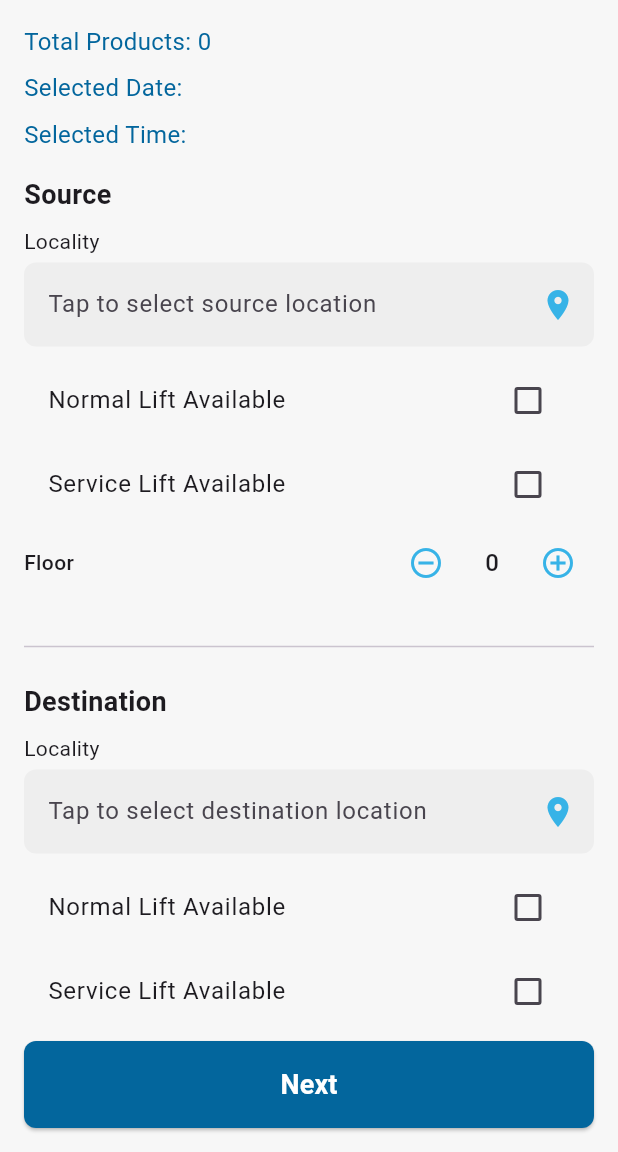
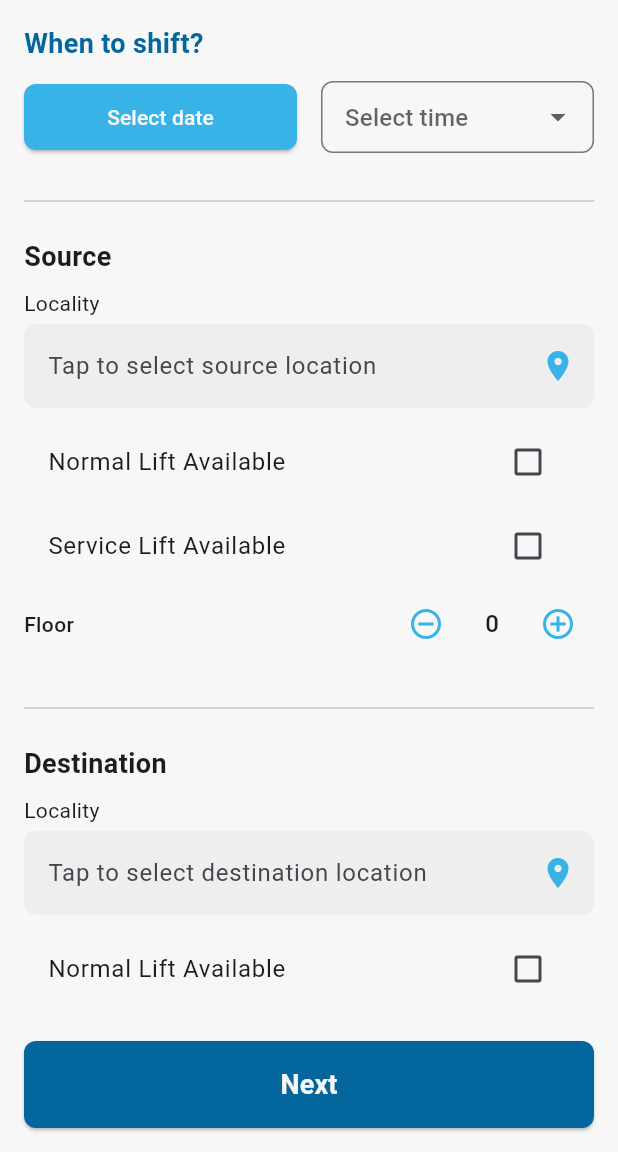
Before and after one commit to supekarsuraj/new_packers_application, a Flutter app: the LocationSelectionScreen screen opened directly with empty values, on a phone screen of 412 x 824 dp, the part 84-1236 px from its top. Run offline on Flutter 3.47's test engine with Material 3 defaults, Android fonts, the phone set to English and light mode, and no system bars; our stand-ins replace fluttertoast, geocoding, geolocator, google_maps_flutter; Roboto replaces fonts that are missing (Poppins).

Commit message:
date time change
all-post-methods

```diff
--- a/lib/lib/views/location_selection_screen.dart
+++ b/lib/lib/views/location_selection_screen.dart
@@ -4,7 +4,6 @@ import 'package:geocoding/geocoding.dart';
 import 'package:google_maps_flutter/google_maps_flutter.dart';
 import '../../models/ShiftData.dart';
 import '../../views/YourFinalScreen.dart';
-import '../../views/next_button.dart';
 import 'map_picker_screen.dart';
 import 'package:fluttertoast/fluttertoast.dart';
 
@@ -14,7 +13,6 @@ const Color mediumBlue = Color(0xFF37b3e7);
 
 class LocationSelectionScreen extends StatefulWidget {
   final ShiftData shiftData;
-
 
   const LocationSelectionScreen({super.key, required this.shiftData});
 
@@ -35,6 +33,18 @@ class _LocationSelectionScreenState extends State<LocationSelectionScreen> {
   bool _serviceLiftDestination = false;
   int _floorDestination = 0;
 
+  // Date and Time variables
+  String selectedDate = '';
+  String selectedTime = '';
+  final List<String> timeSlots = [
+    '09:00 AM',
+    '10:00 AM',
+    '11:00 AM',
+    '12:00 PM',
+    '01:00 PM',
+    '02:00 PM'
+  ];
+
   @override
   void initState() {
     super.initState();
@@ -46,7 +56,38 @@ class _LocationSelectionScreenState extends State<LocationSelectionScreen> {
     _floorDestination = widget.shiftData.floorDestination;
     // Initialize text controllers with existing addresses if available
     _sourceLocalityController.text = widget.shiftData.sourceAddress ?? '';
-    _destinationLocalityController.text = widget.shiftData.destinationAddress ?? '';
+    _destinationLocalityController.text =
+        widget.shiftData.destinationAddress ?? '';
+    // Initialize date and time from shiftData if available
+    selectedDate = widget.shiftData.selectedDate;
+    selectedTime = widget.shiftData.selectedTime;
+  }
+
+  Future<void> _selectDate() async {
+    final DateTime? picked = await showDatePicker(
+      context: context,
+      initialDate: DateTime.now(),
+      firstDate: DateTime.now(),
+      lastDate: DateTime.now().add(const Duration(days: 365)),
+      builder: (context, child) {
+        return Theme(
+          data: Theme.of(context).copyWith(
+            colorScheme: const ColorScheme.light(
+              primary: mediumBlue,
+              onPrimary: whiteColor,
+              onSurface: Colors.black,
+            ),
+          ),
+          child: child!,
+        );
+      },
+    );
+    if (picked != null) {
+      setState(() {
+        selectedDate = '${picked.day}/${picked.month}/${picked.year}';
+        widget.shiftData.selectedDate = selectedDate;
+      });
+    }
   }
 
   Future<void> _pickLocation(bool isSource) async {
@@ -58,11 +99,13 @@ class _LocationSelectionScreenState extends State<LocationSelectionScreen> {
     if (result != null && result is Map) {
       setState(() {
         if (isSource) {
-          _sourceLocalityController.text = result['address'] ?? 'Unknown location';
+          _sourceLocalityController.text =
+              result['address'] ?? 'Unknown location';
           widget.shiftData.sourceCoordinates = result['coordinates'];
           widget.shiftData.sourceAddress = result['address'];
         } else {
-          _destinationLocalityController.text = result['address'] ?? 'Unknown location';
+          _destinationLocalityController.text =
+              result['address'] ?? 'Unknown location';
           widget.shiftData.destinationCoordinates = result['coordinates'];
           widget.shiftData.destinationAddress = result['address'];
         }
@@ -102,21 +145,74 @@ class _LocationSelectionScreenState extends State<LocationSelectionScreen> {
               child: Column(
                 crossAxisAlignment: CrossAxisAlignment.start,
                 children: [
-                  Text(
-                    'Total Products: ${widget.shiftData.getTotalProductCount()}',
-                    style: const TextStyle(fontSize: 16, color: darkBlue),
+                  // Date and Time Selection Section
+                  const Text(
+                    'When to shift?',
+                    style: TextStyle(
+                      fontSize: 18,
+                      fontWeight: FontWeight.bold,
+                      color: darkBlue,
                     ),
-                  const SizedBox(height: 8),
-                  Text(
-                    'Selected Date: ${widget.shiftData.selectedDate}',
-                    style: const TextStyle(fontSize: 16, color: darkBlue),
                   ),
-                  const SizedBox(height: 8),
-                  Text(
-                    'Selected Time: ${widget.shiftData.selectedTime}',
-                    style: const TextStyle(fontSize: 16, color: darkBlue),
+                  const SizedBox(height: 12),
+                  Row(
+                    children: [
+                      Expanded(
+                        child: ElevatedButton(
+                          onPressed: _selectDate,
+                          style: ElevatedButton.styleFrom(
+                            backgroundColor: mediumBlue,
+                            padding: const EdgeInsets.symmetric(vertical: 12),
+                            shape: RoundedRectangleBorder(
+                              borderRadius: BorderRadius.circular(8),
                             ),
+                          ),
+                          child: Text(
+                            selectedDate.isEmpty ? 'Select date' : selectedDate,
+                            style: const TextStyle(
+                              color: whiteColor,
+                              fontSize: 14,
+                            ),
+                          ),
+                        ),
+                      ),
+                      const SizedBox(width: 16),
+                      Expanded(
+                        child: DropdownButtonFormField<String>(
+                          isExpanded: true,
+                          decoration: InputDecoration(
+                            hintText: 'Select time',
+                            border: OutlineInputBorder(
+                              borderRadius: BorderRadius.circular(8),
+                              borderSide: const BorderSide(color: Colors.grey),
+                            ),
+                            contentPadding: const EdgeInsets.symmetric(
+                                horizontal: 12, vertical: 10),
+                          ),
+                          value: selectedTime.isEmpty ? null : selectedTime,
+                          items: timeSlots.map((String time) {
+                            return DropdownMenuItem<String>(
+                              value: time,
+                              child: Text(time, overflow: TextOverflow.ellipsis),
+                            );
+                          }).toList(),
+                          onChanged: (String? newValue) {
+                            if (newValue != null) {
+                              setState(() {
+                                selectedTime = newValue;
+                                widget.shiftData.selectedTime = newValue;
+                              });
+                            }
+                          },
+                        ),
+                      ),
+                    ],
+                  ),
+                  const SizedBox(height: 24),
+                  const Divider(),
                   const SizedBox(height: 16),
+
+                  // Source Section
                   const Text('Source',
                       style:
                       TextStyle(fontSize: 18, fontWeight: FontWeight.bold)),
@@ -197,6 +293,8 @@ class _LocationSelectionScreenState extends State<LocationSelectionScreen> {
                   const SizedBox(height: 24),
                   const Divider(),
                   const SizedBox(height: 16),
+
+                  // Destination Section
                   const Text('Destination',
                       style:
                       TextStyle(fontSize: 18, fontWeight: FontWeight.bold)),
@@ -268,7 +366,8 @@ class _LocationSelectionScreenState extends State<LocationSelectionScreen> {
                           IconButton(
                             icon: const Icon(Icons.add_circle_outline,
                                 color: mediumBlue),
-                            onPressed: () => setState(() => _floorDestination++),
+                            onPressed: () =>
+                                setState(() => _floorDestination++),
                           ),
                         ],
                       ),
@@ -279,22 +378,44 @@ class _LocationSelectionScreenState extends State<LocationSelectionScreen> {
               ),
             ),
           ),
-          NextButton(
-            totalProducts: widget.shiftData.getTotalProductCount(),
-            selectedDate: widget.shiftData.selectedDate,
-            selectedTime: widget.shiftData.selectedTime,
+
+          // Next Button
+          Padding(
+            padding: const EdgeInsets.all(16.0),
+            child: SizedBox(
+              width: double.infinity,
+              child: ElevatedButton(
                 onPressed: () {
+                  // Validate date and time
+                  if (selectedDate.isEmpty || selectedTime.isEmpty) {
+                    ScaffoldMessenger.of(context).showSnackBar(
+                      const SnackBar(
+                        content: Text('Please select date and time'),
+                        backgroundColor: Colors.red,
+                      ),
+                    );
+                    return;
+                  }
+
+                  // Validate locations
                   if (_sourceLocalityController.text.isEmpty ||
                       _destinationLocalityController.text.isEmpty) {
                     ScaffoldMessenger.of(context).showSnackBar(
                       const SnackBar(
-                      content:
-                      Text('Please select both source and destination locations')),
+                        content: Text(
+                            'Please select both source and destination locations'),
+                        backgroundColor: Colors.red,
+                      ),
                     );
                     return;
                   }
+
+                  // Update shiftData with all values
                   widget.shiftData.floorSource = _floorSource;
                   widget.shiftData.floorDestination = _floorDestination;
+                  widget.shiftData.selectedDate = selectedDate;
+                  widget.shiftData.selectedTime = selectedTime;
+
                   Navigator.push(
                     context,
                     MaterialPageRoute(
@@ -303,6 +424,23 @@ class _LocationSelectionScreenState extends State<LocationSelectionScreen> {
                     ),
                   );
                 },
+                style: ElevatedButton.styleFrom(
+                  backgroundColor: darkBlue,
+                  padding: const EdgeInsets.symmetric(vertical: 16),
+                  shape: RoundedRectangleBorder(
+                    borderRadius: BorderRadius.circular(8),
+                  ),
+                ),
+                child: const Text(
+                  'Next',
+                  style: TextStyle(
+                    color: whiteColor,
+                    fontSize: 18,
+                    fontWeight: FontWeight.bold,
+                  ),
+                ),
+              ),
+            ),
           ),
         ],
       ),
--- a/lib/models/ShiftData.dart
+++ b/lib/models/ShiftData.dart
@@ -1,13 +1,14 @@
-// models/ShiftData.dart
 import 'package:google_maps_flutter/google_maps_flutter.dart';
-
 import '../views/SelectedProduct.dart';
 
 class ShiftData {
   final int serviceId;
   final String serviceName;
-  final String selectedDate;
-  final String selectedTime;
+
+  // Changed from final to allow modification
+  String selectedDate;
+  String selectedTime;
+
   final List<SelectedProduct> selectedProducts;
 
   // Customer ID field
```
Also changed, not shown: lib/views/ServiceSelectionScreen.dart (+89 -122 lines). Lines whose indentation alone changed are shown as unchanged.
